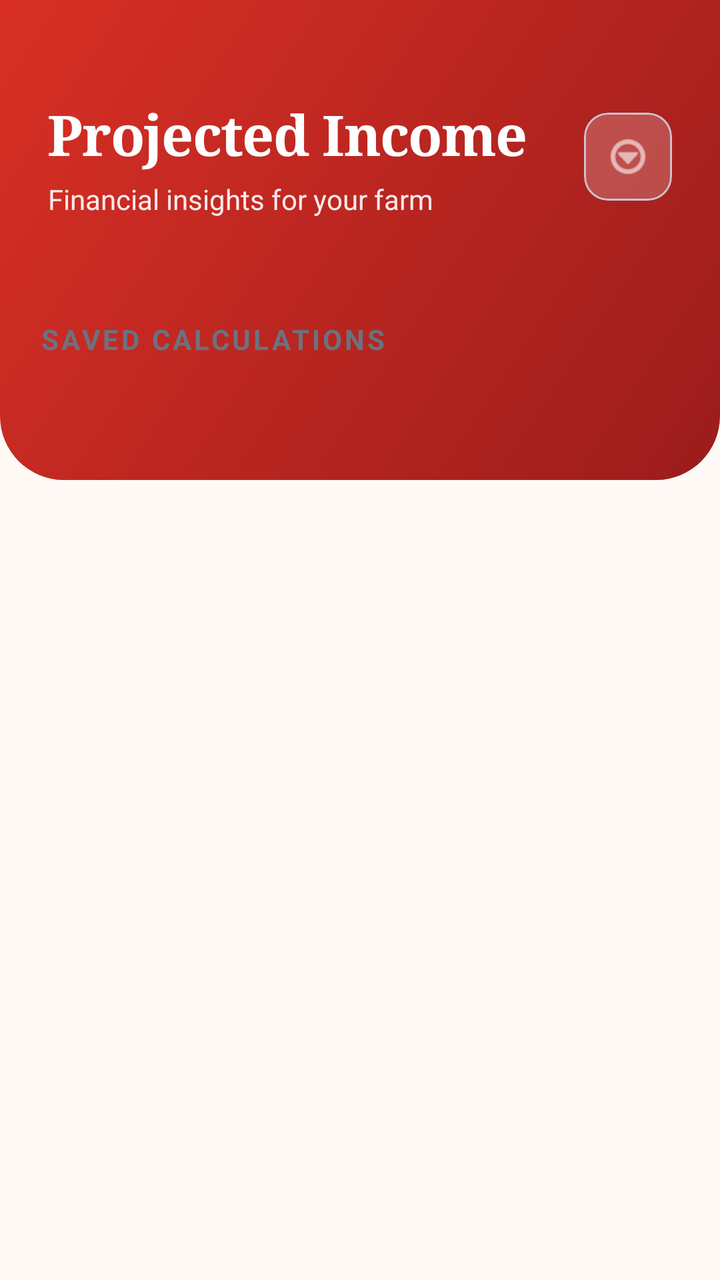
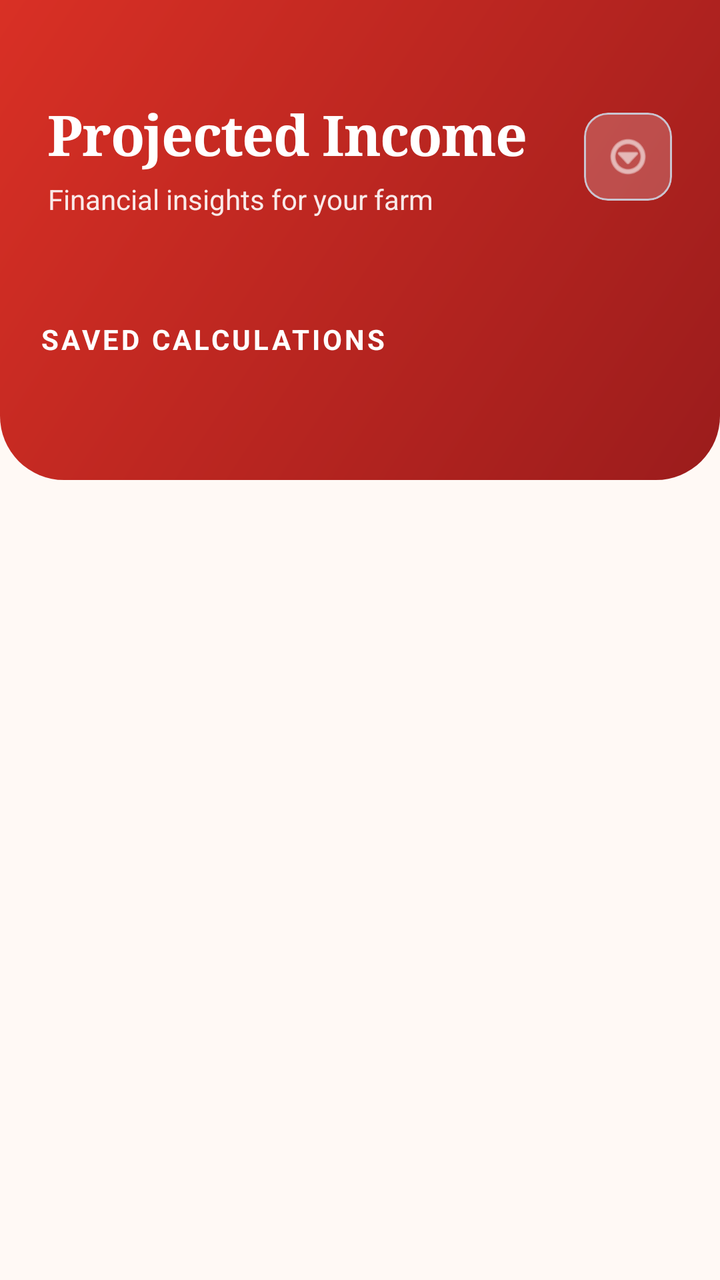

Two renders of the same Android screen: before a commit and after it. Below are the layout's source before the change and the commit's diff.
<!-- AndroidManifest.xml: application theme Theme.TomatoApp -->
<!-- res/layout/activity_cost_selection.xml -->
<?xml version="1.0" encoding="utf-8"?>
<RelativeLayout xmlns:android="http://schemas.android.com/apk/res/android"
    xmlns:app="http://schemas.android.com/apk/res-auto"
    xmlns:tools="http://schemas.android.com/tools"
    android:layout_width="match_parent"
    android:layout_height="match_parent"
    android:background="@color/cream"
    tools:context=".financial.ui.CostSelection">

    
    <View
        android:id="@+id/headerBackground"
        android:layout_width="match_parent"
        android:layout_height="240dp"
        android:background="@drawable/bg_home_header" />

    
    <LinearLayout
        android:layout_width="match_parent"
        android:layout_height="wrap_content"
        android:orientation="vertical"
        android:paddingTop="48dp"
        android:paddingHorizontal="24dp">

        <LinearLayout
            android:layout_width="match_parent"
            android:layout_height="wrap_content"
            android:orientation="horizontal"
            android:gravity="center_vertical">

            <LinearLayout
                android:layout_width="0dp"
                android:layout_height="wrap_content"
                android:layout_weight="1"
                android:orientation="vertical">

                <TextView
                    android:layout_width="wrap_content"
                    android:layout_height="wrap_content"
                    android:text="Projected Income"
                    android:textColor="@color/white"
                    android:textSize="28sp"
                    android:textStyle="bold"
                    android:fontFamily="serif"
                    android:letterSpacing="-0.02" />

                <TextView
                    android:id="@+id/programCountText"
                    android:layout_width="wrap_content"
                    android:layout_height="wrap_content"
                    android:text="Financial insights for your farm"
                    android:textColor="#E6FFFFFF"
                    android:textSize="14sp"
                    android:layout_marginTop="4dp" />
            </LinearLayout>

            <com.google.android.material.card.MaterialCardView
                android:layout_width="44dp"
                android:layout_height="44dp"
                app:cardCornerRadius="12dp"
                app:cardElevation="0dp"
                app:cardBackgroundColor="#33FFFFFF">

                <ImageView
                    android:id="@+id/headerMenuButton"
                    android:layout_width="match_parent"
                    android:layout_height="match_parent"
                    android:src="@android:drawable/ic_menu_more"
                    android:padding="10dp"
                    app:tint="@color/white" />
            </com.google.android.material.card.MaterialCardView>
        </LinearLayout>
    </LinearLayout>

    
    <androidx.core.widget.NestedScrollView
        android:layout_width="match_parent"
        android:layout_height="match_parent"
        android:layout_marginTop="160dp"
        android:clipToPadding="false">

        <LinearLayout
            android:layout_width="match_parent"
            android:layout_height="wrap_content"
            android:orientation="vertical"
            android:paddingHorizontal="20dp"
            android:paddingBottom="100dp">

            <TextView
                android:layout_width="wrap_content"
                android:layout_height="wrap_content"
                android:text="Saved Calculations"
                android:textSize="14sp"
                android:textStyle="bold"
                android:textColor="@color/muted"
                android:textAllCaps="true"
                android:letterSpacing="0.1"
                android:layout_marginBottom="16dp" />

            <androidx.recyclerview.widget.RecyclerView
                android:id="@+id/costRecycler"
                android:layout_width="match_parent"
                android:layout_height="wrap_content"
                android:nestedScrollingEnabled="false"
                android:scrollbars="none" />
        </LinearLayout>
    </androidx.core.widget.NestedScrollView>

    
    <LinearLayout
        android:id="@+id/emptyState"
        android:layout_width="match_parent"
        android:layout_height="match_parent"
        android:layout_marginTop="160dp"
        android:orientation="vertical"
        android:gravity="center"
        android:padding="32dp"
        android:visibility="gone">

        <ImageView
            android:layout_width="140dp"
            android:layout_height="140dp"
            android:src="@drawable/ic_tomato_logo"
            android:alpha="0.15"
            app:tint="@color/red" />

        <TextView
            android:layout_width="wrap_content"
            android:layout_height="wrap_content"
            android:text="No calculations yet"
            android:textSize="20sp"
            android:textStyle="bold"
            android:textColor="@color/text"
            android:layout_marginTop="24dp" />

        <TextView
            android:layout_width="wrap_content"
            android:layout_height="wrap_content"
            android:text="Track your expenses and project your potential earnings here."
            android:textSize="14sp"
            android:textColor="@color/muted"
            android:gravity="center"
            android:layout_marginTop="8dp" />
    </LinearLayout>

    

</RelativeLayout>
<!-- resources referenced by this layout -->
<resources>
  <color name="cream">#FFF9F5</color>
  <color name="muted">#6B7280</color>
  <color name="red">#D93025</color>
  <color name="text">#1A1A1A</color>
  <color name="white">#FFFFFFFF</color>
  <!-- drawable bg_home_header (drawable) -->
  <?xml version="1.0" encoding="utf-8"?>
  <shape xmlns:android="http://schemas.android.com/apk/res/android">
      <gradient
          android:angle="315"
          android:endColor="@color/red_dark"
          android:startColor="@color/red"
          android:type="linear" />
      <corners
          android:bottomLeftRadius="32dp"
          android:bottomRightRadius="32dp" />
  </shape>
  <!-- drawable ic_tomato_logo (drawable) -->
  <?xml version="1.0" encoding="utf-8"?>
  <vector xmlns:android="http://schemas.android.com/apk/res/android"
      android:width="120dp"
      android:height="120dp"
      android:viewportWidth="120"
      android:viewportHeight="120">
      
      
      <path
          android:fillColor="#E53935"
          android:pathData="M60,20 A40,40 0 1,1 60,100 A40,40 0 1,1 60,20 Z" />
      
      
      <path
          android:fillColor="#C62828"
          android:pathData="M60,60 L60,100 A40,40 0 0,1 100,60 Z" />
      
      
      <path
          android:fillColor="#FFFFFF"
          android:fillAlpha="0.9"
          android:pathData="M38,50 A12,8 0 1,1 62,50 A12,8 0 1,1 38,50 Z" />
      
      
      <path
          android:fillColor="#2E7D32"
          android:pathData="M55,20 L60,5 L65,20 Z" />
      <path
          android:fillColor="#2E7D32"
          android:pathData="M57,15 L60,8 L63,15 Z" />
      <path
          android:fillColor="#2E7D32"
          android:pathData="M58,12 L60,10 L62,12 Z" />
      
      
      <path
          android:fillColor="#2E7D32"
          android:pathData="M65,18 Q70,15 72,20 Q70,25 65,22 Z" />
  </vector>
  <style name="Theme.TomatoApp" parent="Base.Theme.TomatoApp" />
  <color name="red_dark">#9B1C1C</color>
  <style name="Base.Theme.TomatoApp" parent="Theme.Material3.DayNight.NoActionBar">
          
          <item name="colorPrimary">@color/tomato_red</item>
          <item name="colorOnPrimary">@color/white</item>
          <item name="colorSecondary">@color/fresh_green</item>
          <item name="colorOnSecondary">@color/white</item>
          <item name="colorSurface">@color/surface</item>
          <item name="colorOnSurface">@color/text_primary</item>
          <item name="colorError">@color/error</item>
          <item name="android:windowBackground">@color/bg_light_gray</item>
      </style>
  <color name="tomato_red">#D93025</color>
  <color name="fresh_green">#3DBE5A</color>
  <color name="surface">#FFFFFF</color>
  <color name="text_primary">#1A1A1A</color>
  <color name="error">#D93025</color>
  <color name="bg_light_gray">#FFF9F5</color>
</resources>

<!-- the commit's change to res/layout/activity_cost_selection.xml (unified diff, before → after) -->
@@ -92,7 +92,7 @@
                 android:text="Saved Calculations"
                 android:textSize="14sp"
                 android:textStyle="bold"
-                android:textColor="@color/muted"
+                android:textColor="@color/white"
                 android:textAllCaps="true"
                 android:letterSpacing="0.1"
                 android:layout_marginBottom="16dp" />
